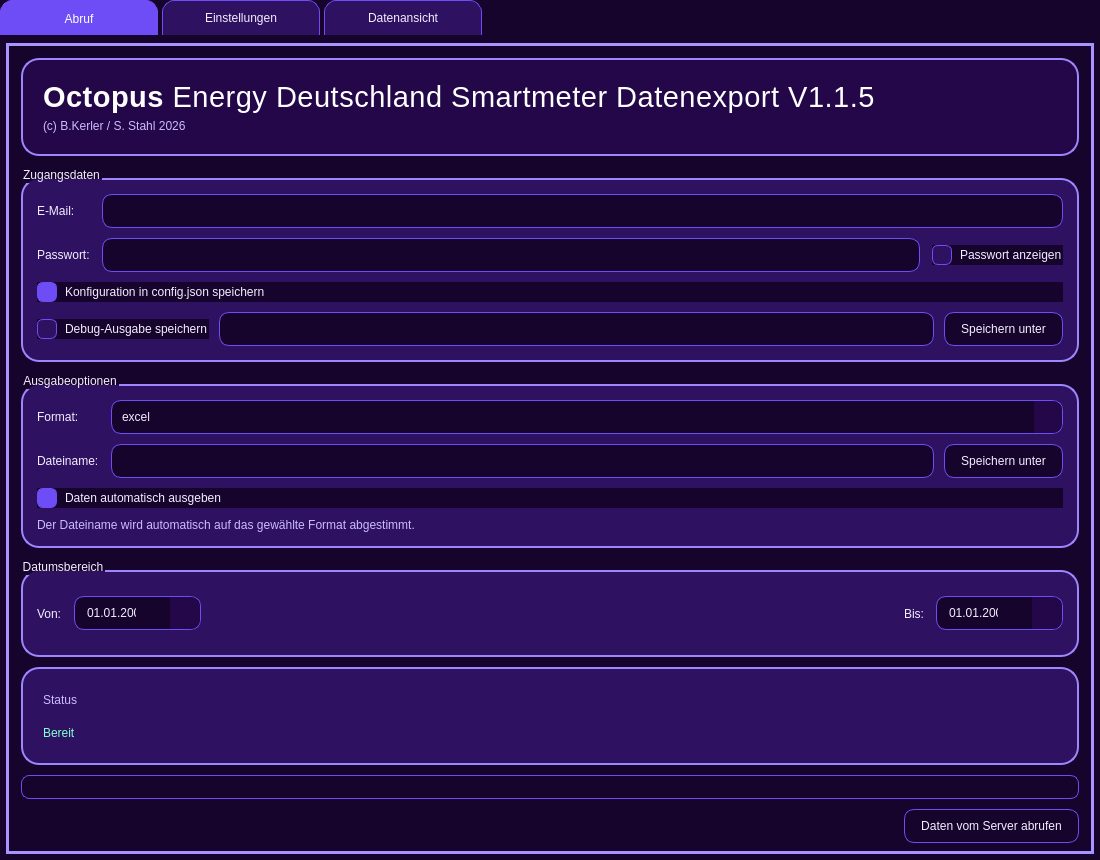
The window that octopusdetool/octopusdetool_gui.ui (bkerler/octopusdetool) describes before a commit, drawn with Qt 5.
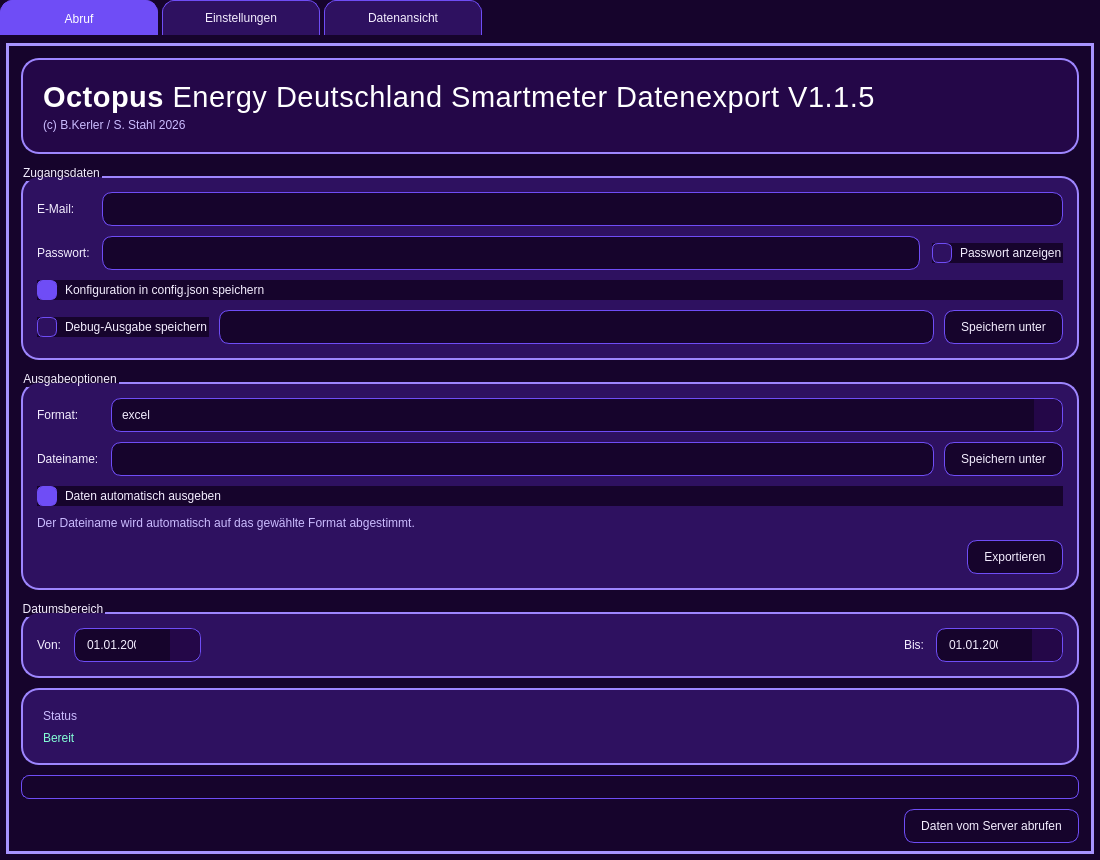
The same window after the commit.

Commit message: Add export button

```diff
--- a/octopusdetool/octopusdetool_gui.ui
+++ b/octopusdetool/octopusdetool_gui.ui
@@ -720,6 +720,33 @@
                 </property>
                </widget>
               </item>
+              <item row="4" column="1">
+               <layout class="QHBoxLayout" name="manualExportRowLayout">
+                <property name="spacing">
+                 <number>10</number>
+                </property>
+                <item>
+                 <spacer name="manualExportSpacer">
+                  <property name="orientation">
+                   <enum>Qt::Horizontal</enum>
+                  </property>
+                  <property name="sizeHint" stdset="0">
+                   <size>
+                    <width>40</width>
+                    <height>20</height>
+                   </size>
+                  </property>
+                 </spacer>
+                </item>
+                <item>
+                 <widget class="QPushButton" name="exportExistingButton">
+                  <property name="text">
+                   <string>Exportieren</string>
+                  </property>
+                 </widget>
+                </item>
+               </layout>
+              </item>
              </layout>
             </widget>
            </item>
```
The commit also changes 1 other file.
